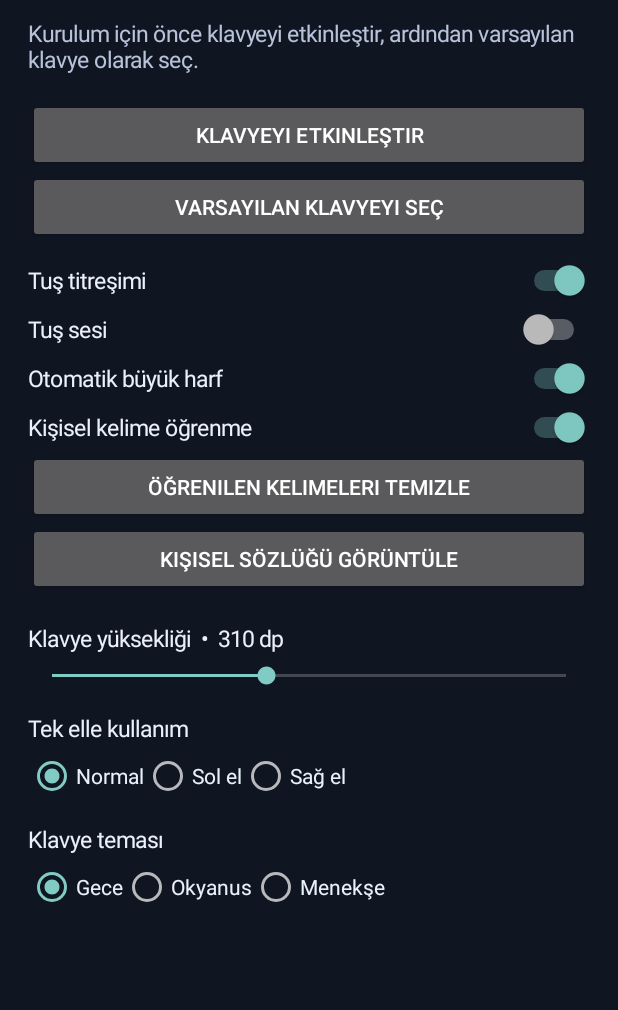
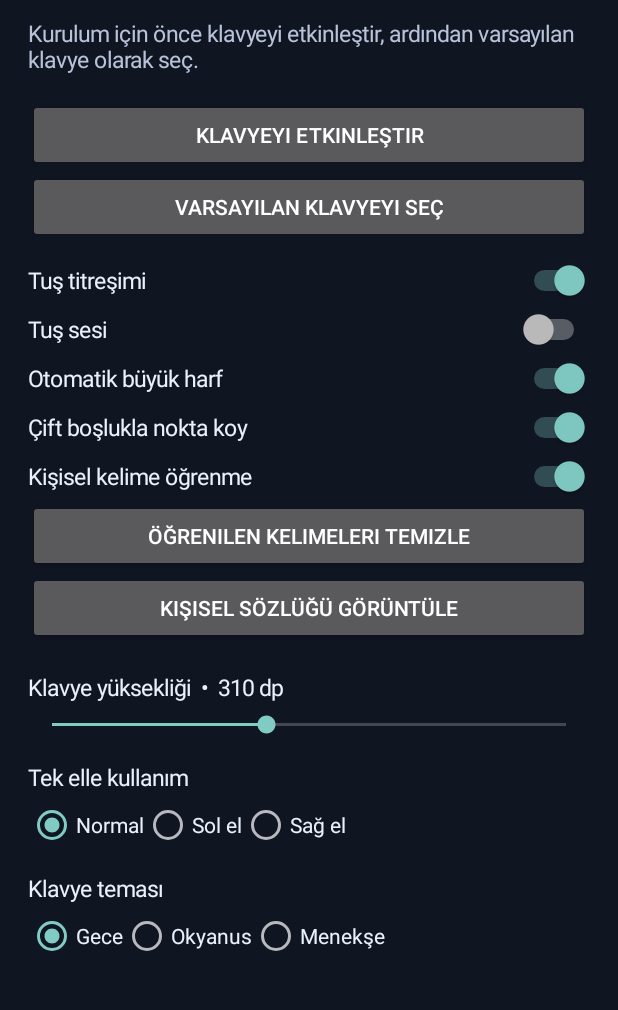
Before and after one commit to aviatorceycey-debug/Erdin-Klavye, an Android app: the screen it shows after launch (MainActivity), on a phone screen of 412 x 824 dp, the part 89-1099 px from its top. Run offline under Robolectric (Android 15) with nearby library versions, the phone set to English and light mode, and no system bars.

Commit message:
Add double-space punctuation setting

```diff
--- a/app/src/main/java/com/erdin/klavye/MainActivity.kt
+++ b/app/src/main/java/com/erdin/klavye/MainActivity.kt
@@ -203,6 +203,18 @@ class MainActivity : Activity() {
         autoCapsSwitch.setPadding(0, 10, 0, 8)
         root.addView(autoCapsSwitch)
 
+        val doubleSpaceSwitch = Switch(this).apply {
+            text = "Çift boşlukla nokta koy"
+            textSize = 15f
+            setTextColor(0xFFEAF1FC.toInt())
+            isChecked = prefs.getBoolean("double_space_period", true)
+            setOnCheckedChangeListener { _, checked ->
+                prefs.edit().putBoolean("double_space_period", checked).apply()
+            }
+        }
+        doubleSpaceSwitch.setPadding(0, 10, 0, 8)
+        root.addView(doubleSpaceSwitch)
+
         val learningSwitch = Switch(this).apply {
             text = "Kişisel kelime öğrenme"
             textSize = 15f
```
